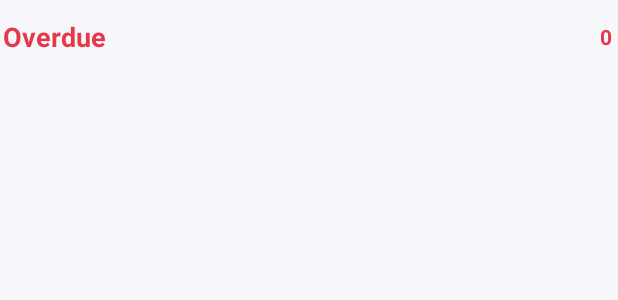
After one commit to saimsaeed2/SMD-TASKFLOW, an Android app: the layout row_task_header.xml on its own in the app's theme, with its tools: preview values and no code run, on a phone screen of 412 x 824 dp. The commit adds this screen. Shown: the top 300 px of the screen. Run offline under Robolectric (Android 15) with nearby library versions, the phone set to English and light mode, and no system bars.

Commit message:
Phase 1: Add TaskListItem grouped model and status header resources

```diff
--- /dev/null
+++ b/app/src/main/res/layout/row_task_header.xml
@@ -0,0 +1,31 @@
+<?xml version="1.0" encoding="utf-8"?>
+<!-- Section header row inside the grouped Tasks RecyclerView -->
+<LinearLayout xmlns:android="http://schemas.android.com/apk/res/android"
+    android:layout_width="match_parent"
+    android:layout_height="wrap_content"
+    android:gravity="center_vertical"
+    android:orientation="horizontal"
+    android:paddingStart="2dp"
+    android:paddingTop="12dp"
+    android:paddingEnd="4dp"
+    android:paddingBottom="8dp">
+
+    <TextView
+        android:id="@+id/tvGroupTitle"
+        android:layout_width="0dp"
+        android:layout_height="wrap_content"
+        android:layout_weight="1"
+        android:text="Overdue"
+        android:textColor="@color/header_overdue"
+        android:textSize="18sp"
+        android:textStyle="bold" />
+
+    <TextView
+        android:id="@+id/tvGroupCount"
+        android:layout_width="wrap_content"
+        android:layout_height="wrap_content"
+        android:text="0"
+        android:textColor="@color/header_overdue"
+        android:textSize="14sp"
+        android:textStyle="bold" />
+</LinearLayout>
```
Also changed, not shown: app/src/main/java/com/example/taskflow/TaskListItem.java (added, +189 -0 lines), app/src/main/res/values/colors.xml (+7 -0 lines).
